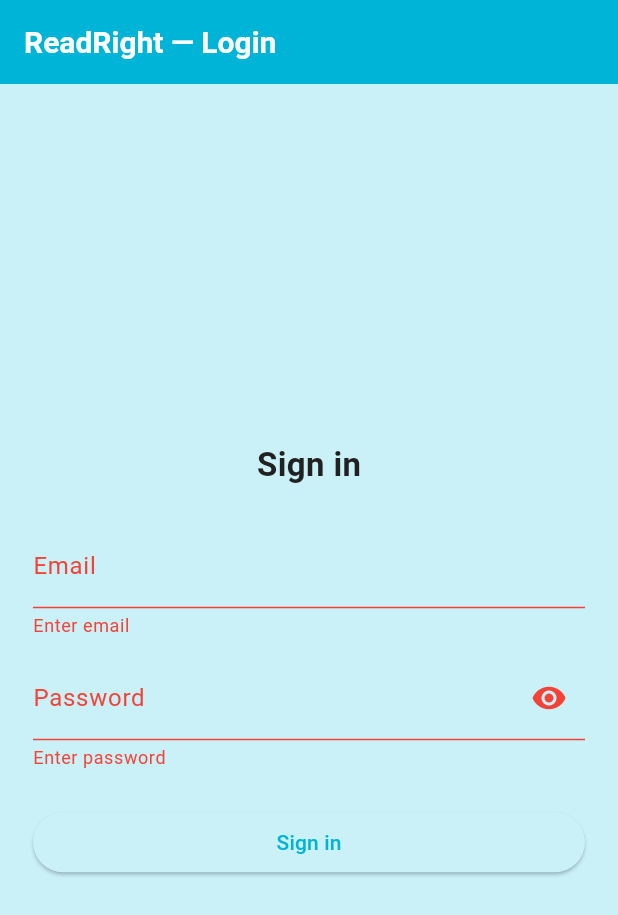
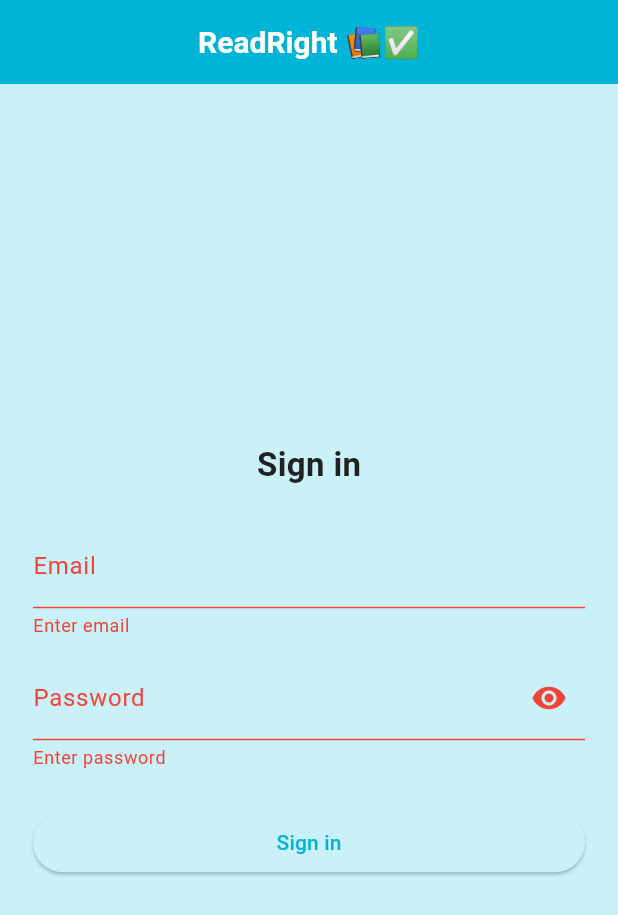
Before and after one commit to jasn17/CPSC_4150_ReadRight_App, a Flutter app: the screen it shows after launch, after a tap on "Sign in", on a phone screen of 412 x 824 dp. Shown: the top 915 px of the screen. Run offline on Flutter 3.47's test engine with Material 3 defaults, Android fonts, the phone set to English and light mode, and no system bars; our stand-ins replace confetti, firebase_auth, firebase_core, firebase_database, flutter_tts, shared_preferences and 2 more; accounts and stored records are empty.

Commit message:
Edit-Centered front end navbar text

```diff
--- a/read_right_app/lib/screens/login_screen.dart
+++ b/read_right_app/lib/screens/login_screen.dart
@@ -25,12 +25,14 @@
 
   @override
   void dispose() {
+    print('* Calling dispose()');
     _emailController.dispose();
     _passwordController.dispose();
     super.dispose();
   }
 
   Future<void> _submit() async {
+    print('* Calling _submit()');
     if (!_formKey.currentState!.validate()) return;
     setState(() {
       _loading = true;
@@ -58,7 +60,10 @@
   @override
   Widget build(BuildContext context) {
     return Scaffold(
-      appBar: AppBar(title: const Text('ReadRight — Login')),
+      appBar: AppBar(
+          centerTitle: true,
+          title: const Text('ReadRight 📚✅')
+      ),
       body: Center(
         child: ConstrainedBox(
           constraints: const BoxConstraints(maxWidth: 400),
```
